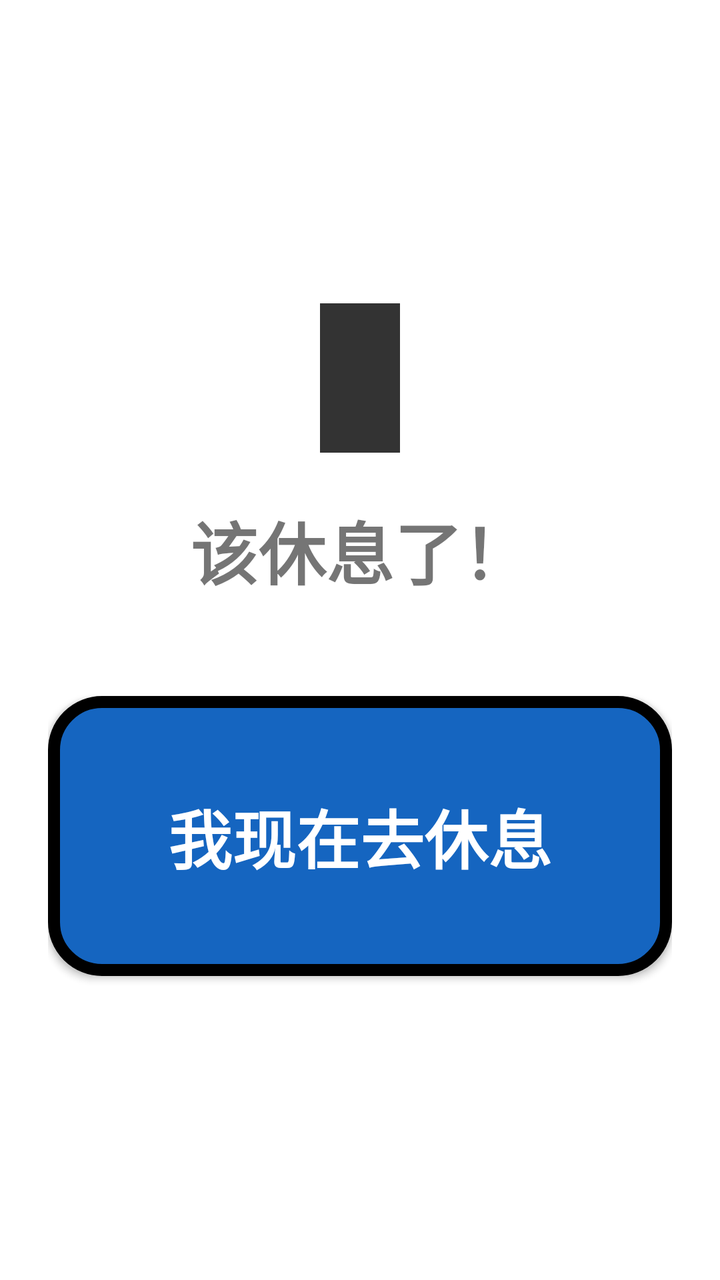
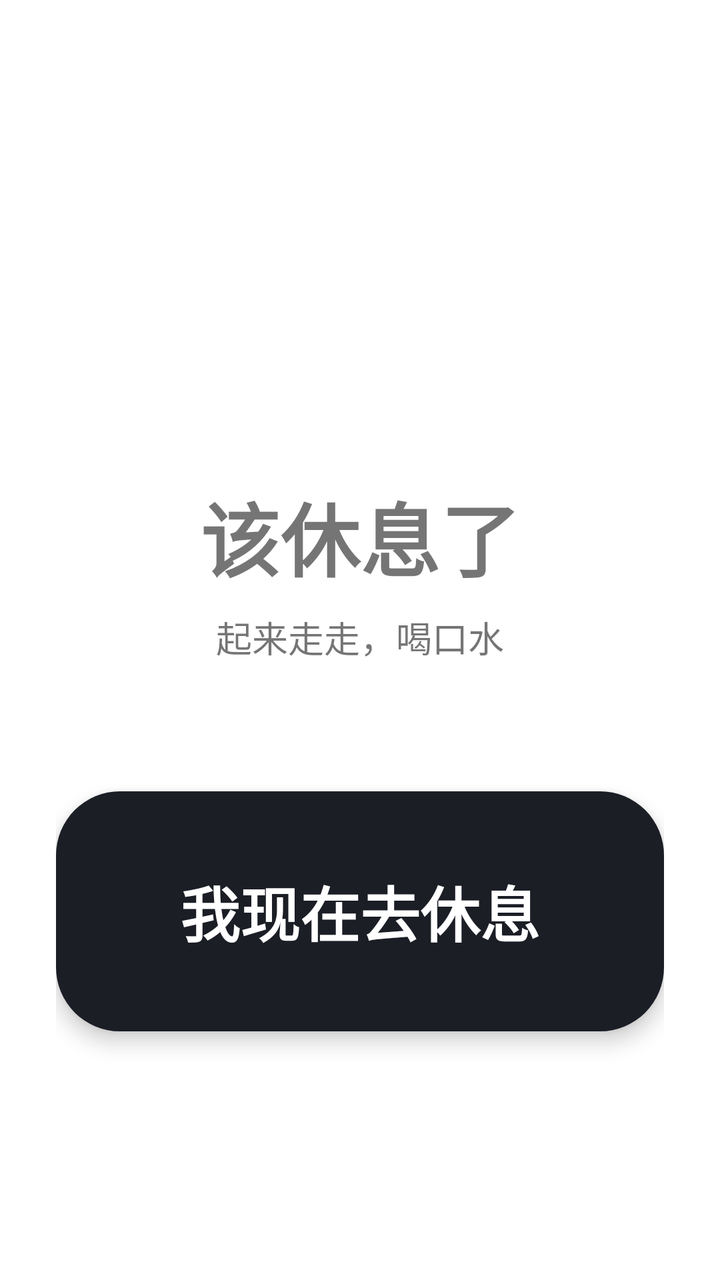

An Android layout rendered at two revisions. The XML below is the earlier revision; the diff shows what the commit changed to produce the second picture.
<!-- AndroidManifest.xml: activity theme AlarmTheme -->
<!-- res/layout/activity_alarm.xml -->
<?xml version="1.0" encoding="utf-8"?>
<LinearLayout xmlns:android="http://schemas.android.com/apk/res/android"
    android:id="@+id/root"
    android:layout_width="match_parent"
    android:layout_height="match_parent"
    android:background="#FFFFFF"
    android:gravity="center"
    android:orientation="vertical"
    android:padding="24dp">

    <TextView
        android:id="@+id/time"
        android:layout_width="wrap_content"
        android:layout_height="wrap_content"
        android:background="#CC000000"
        android:paddingStart="20dp"
        android:paddingEnd="20dp"
        android:textColor="#FFFFFF"
        android:textSize="56sp"
        android:textStyle="bold" />

    <TextView
        android:id="@+id/title"
        android:layout_width="wrap_content"
        android:layout_height="wrap_content"
        android:layout_marginTop="24dp"
        android:gravity="center"
        android:text="@string/alarm_title"
        android:textSize="34sp"
        android:textStyle="bold" />

    <Button
        android:id="@+id/btn_rest"
        android:layout_width="match_parent"
        android:layout_height="140dp"
        android:layout_marginTop="48dp"
        android:background="@drawable/btn_rest_bg"
        android:text="@string/btn_rest"
        android:textColor="#FFFFFF"
        android:textSize="32sp"
        android:textStyle="bold" />
</LinearLayout>
<!-- resources referenced by this layout -->
<resources>
  <!-- drawable btn_rest_bg (drawable) -->
  <?xml version="1.0" encoding="utf-8"?>
  <selector xmlns:android="http://schemas.android.com/apk/res/android">
      <item android:state_pressed="true">
          <shape><solid android:color="#0D47A1" /><corners android:radius="24dp" /></shape>
      </item>
      <item>
          <shape>
              <solid android:color="#1565C0" />
              <corners android:radius="24dp" />
              <stroke android:width="6dp" android:color="#000000" />
          </shape>
      </item>
  </selector>
  <string name="alarm_title">该休息了！</string>
  <string name="btn_rest">我现在去休息</string>
  <style name="AlarmTheme" parent="@android:style/Theme.Material.Light.NoActionBar.Fullscreen">
          <item name="android:windowBackground">#FFFFFF</item>
      </style>
</resources>

<!-- the commit's change to res/layout/activity_alarm.xml (unified diff, before → after) -->
@@ -3,40 +3,46 @@
     android:id="@+id/root"
     android:layout_width="match_parent"
     android:layout_height="match_parent"
-    android:background="#FFFFFF"
     android:gravity="center"
     android:orientation="vertical"
-    android:padding="24dp">
+    android:padding="28dp">
 
     <TextView
         android:id="@+id/time"
         android:layout_width="wrap_content"
         android:layout_height="wrap_content"
-        android:background="#CC000000"
-        android:paddingStart="20dp"
-        android:paddingEnd="20dp"
-        android:textColor="#FFFFFF"
-        android:textSize="56sp"
-        android:textStyle="bold" />
+        android:fontFamily="sans-serif-medium"
+        android:textSize="80sp" />
 
     <TextView
         android:id="@+id/title"
         android:layout_width="wrap_content"
         android:layout_height="wrap_content"
-        android:layout_marginTop="24dp"
-        android:gravity="center"
+        android:layout_marginTop="8dp"
         android:text="@string/alarm_title"
-        android:textSize="34sp"
+        android:textSize="40sp"
         android:textStyle="bold" />
 
-    <Button
+    <TextView
+        android:id="@+id/sub"
+        android:layout_width="wrap_content"
+        android:layout_height="wrap_content"
+        android:layout_marginTop="8dp"
+        android:text="@string/alarm_sub"
+        android:textSize="18sp" />
+
+    <TextView
         android:id="@+id/btn_rest"
         android:layout_width="match_parent"
-        android:layout_height="140dp"
-        android:layout_marginTop="48dp"
-        android:background="@drawable/btn_rest_bg"
+        android:layout_height="120dp"
+        android:layout_marginTop="64dp"
+        android:background="@drawable/btn_alarm"
+        android:clickable="true"
+        android:elevation="6dp"
+        android:focusable="true"
+        android:gravity="center"
         android:text="@string/btn_rest"
-        android:textColor="#FFFFFF"
-        android:textSize="32sp"
+        android:textColor="@android:color/white"
+        android:textSize="30sp"
         android:textStyle="bold" />
 </LinearLayout>
<!-- resource entries referenced after the edit -->
@@ -1,23 +1,20 @@
 <!-- resources referenced by this layout -->
 <resources>
-  <!-- drawable btn_rest_bg (drawable) -->
-  <?xml version="1.0" encoding="utf-8"?>
-  <selector xmlns:android="http://schemas.android.com/apk/res/android">
-      <item android:state_pressed="true">
-          <shape><solid android:color="#0D47A1" /><corners android:radius="24dp" /></shape>
-      </item>
+  <!-- drawable btn_alarm (drawable) -->
+  <ripple xmlns:android="http://schemas.android.com/apk/res/android" android:color="#44FFFFFF">
       <item>
           <shape>
-              <solid android:color="#1565C0" />
-              <corners android:radius="24dp" />
-              <stroke android:width="6dp" android:color="#000000" />
+              <solid android:color="@color/alarm_button" />
+              <corners android:radius="32dp" />
           </shape>
       </item>
-  </selector>
-  <string name="alarm_title">该休息了！</string>
+  </ripple>
+  <string name="alarm_sub">起来走走，喝口水</string>
+  <string name="alarm_title">该休息了</string>
   <string name="btn_rest">我现在去休息</string>
   <style name="AlarmTheme" parent="@android:style/Theme.Material.Light.NoActionBar.Fullscreen">
-          <item name="android:windowBackground">#FFFFFF</item>
+          <item name="android:windowBackground">@android:color/white</item>
       </style>
+  <color name="alarm_button">#1C1E26</color>
 </resources>
 
